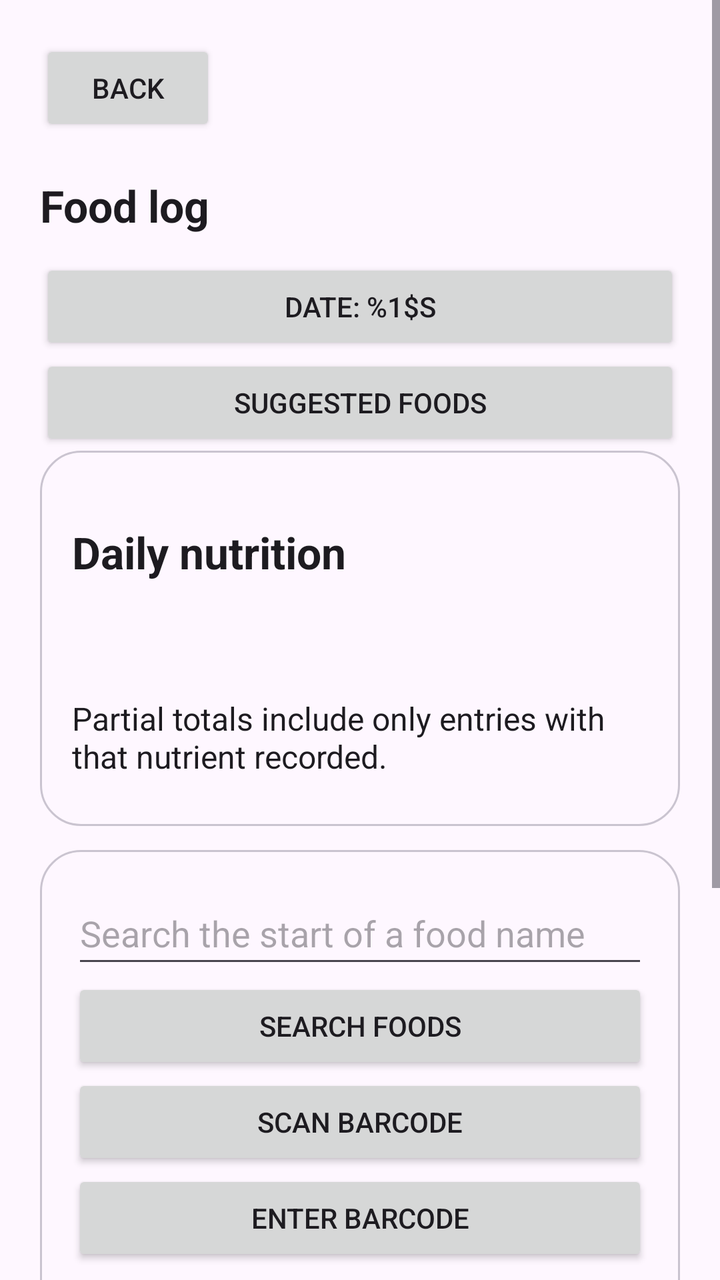
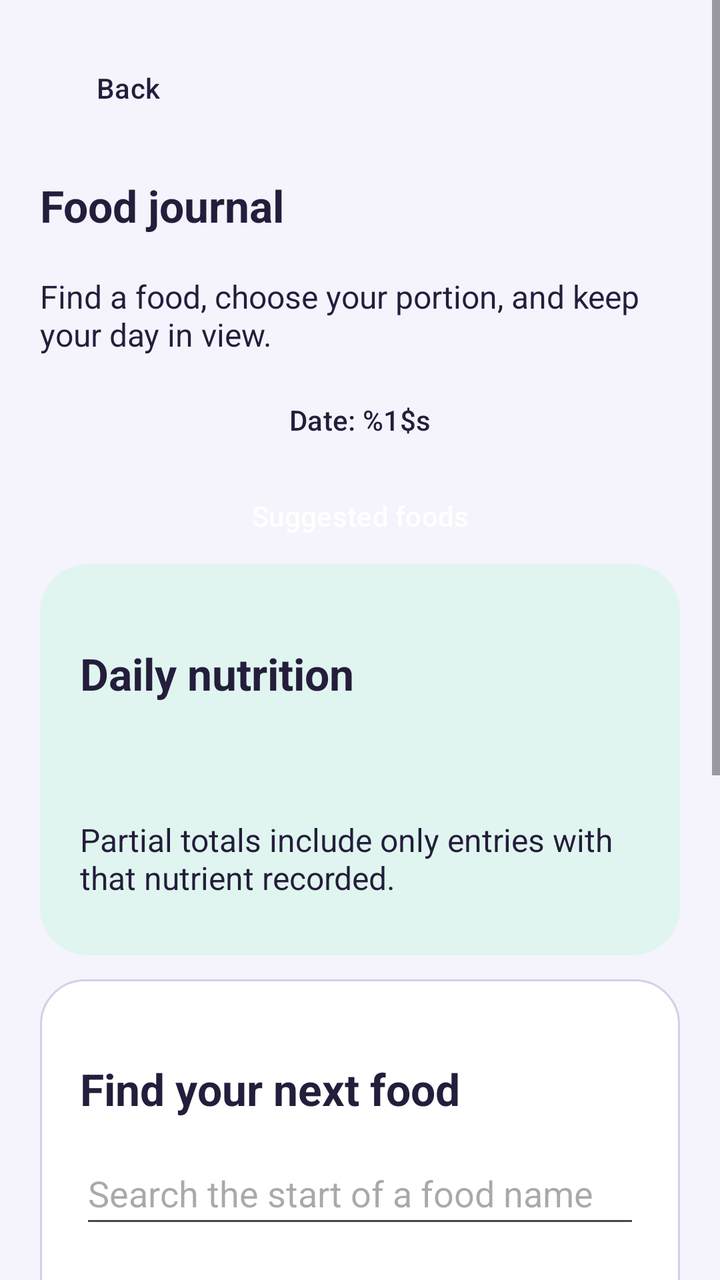

Two renders of the same Android screen: before a commit and after it. Below are the layout's source before the change and the commit's diff.
<!-- AndroidManifest.xml: application theme Theme.FitnessBalance -->
<!-- res/layout/activity_food_log_redesign.xml -->
<?xml version="1.0" encoding="utf-8"?>
<ScrollView xmlns:android="http://schemas.android.com/apk/res/android"
    android:id="@+id/foodRoot"
    android:layout_width="match_parent"
    android:layout_height="match_parent"
    android:fillViewport="true"
    android:background="?android:attr/colorBackground">

    <LinearLayout
        android:layout_width="match_parent"
        android:layout_height="wrap_content"
        android:orientation="vertical"
        android:padding="20dp">

        <Button
            android:id="@+id/foodBack"
            android:layout_width="wrap_content"
            android:layout_height="wrap_content"
            android:text="@string/back" />

        <TextView
            style="@style/FoodHeading"
            android:text="@string/fl_title" />

        <Button
            android:id="@+id/foodDate"
            android:layout_width="match_parent"
            android:layout_height="wrap_content"
            android:text="@string/fl_date"
            android:visibility="visible" />

        <Button
            android:id="@+id/foodSuggestions"
            android:layout_width="match_parent"
            android:layout_height="wrap_content"
            android:text="@string/fr_title" />

        <LinearLayout style="@style/FoodPanel">

            <TextView
                style="@style/FoodHeading"
                android:text="@string/fl_summary" />

            <TextView
                android:id="@+id/foodDailyTotals"
                style="@style/FoodBody" />

            <TextView
                style="@style/FoodBody"
                android:text="@string/fl_partial_note" />

        </LinearLayout>

        <LinearLayout style="@style/FoodPanel">

            <EditText
                android:id="@+id/foodSearchInput"
                android:layout_width="match_parent"
                android:layout_height="wrap_content"
                android:minHeight="48dp"
                android:hint="@string/fl_search_hint"
                android:inputType="text"
                android:imeOptions="actionSearch"
                android:maxLines="1" />

            <Button
                android:id="@+id/foodSearchButton"
                android:layout_width="match_parent"
                android:layout_height="wrap_content"
                android:text="@string/fl_search" />

            <Button
                android:id="@+id/foodBarcodeScan"
                android:layout_width="match_parent"
                android:layout_height="wrap_content"
                android:text="@string/bc_scan" />

            <Button
                android:id="@+id/foodBarcodeEnter"
                android:layout_width="match_parent"
                android:layout_height="wrap_content"
                android:text="@string/bc_enter" />

            <TextView
                style="@style/FoodBody"
                android:text="@string/fl_prefix_note" />

            <TextView
                android:id="@+id/foodSearchStatus"
                style="@style/FoodBody"
                android:accessibilityLiveRegion="polite" />

            <LinearLayout
                android:id="@+id/foodSearchResults"
                android:layout_width="match_parent"
                android:layout_height="wrap_content"
                android:orientation="vertical" />

            <Button
                android:id="@+id/foodMore"
                android:layout_width="match_parent"
                android:layout_height="wrap_content"
                android:text="@string/fl_more"
                android:visibility="gone" />

        </LinearLayout>

        <Button android:id="@+id/foodSavedMeals"
            android:layout_width="match_parent" android:layout_height="wrap_content"
            android:text="@string/library_title" />

        <TextView
            style="@style/FoodHeading"
            android:text="@string/fl_history" />

        <TextView
            android:id="@+id/foodHistoryStatus"
            style="@style/FoodBody"
            android:accessibilityLiveRegion="polite" />

        <Button
            android:id="@+id/foodRetry"
            android:layout_width="match_parent"
            android:layout_height="wrap_content"
            android:text="@string/fl_retry"
            android:visibility="gone" />

        <LinearLayout
            android:id="@+id/foodHistory"
            android:layout_width="match_parent"
            android:layout_height="wrap_content"
            android:orientation="vertical" />

    </LinearLayout>

</ScrollView>
<!-- resources referenced by this layout -->
<resources>
  <string name="back">Back</string>
  <string name="bc_enter">Enter barcode</string>
  <string name="bc_scan">Scan barcode</string>
  <string name="fl_date">Date: %1$s</string>
  <string name="fl_history">Logged foods</string>
  <string name="fl_more">Load more</string>
  <string name="fl_partial_note">Partial totals include only entries with that nutrient recorded.</string>
  <string name="fl_prefix_note">Search by the beginning of a name, for example “barley”.</string>
  <string name="fl_retry">Retry loading log</string>
  <string name="fl_search">Search foods</string>
  <string name="fl_search_hint">Search the start of a food name</string>
  <string name="fl_summary">Daily nutrition</string>
  <string name="fl_title">Food log</string>
  <string name="fr_title">Suggested foods</string>
  <string name="library_title">Meals and recipes</string>
  <style name="FoodBody">
          <item name="android:layout_width">match_parent</item>
          <item name="android:layout_height">wrap_content</item>
          <item name="android:textSize">16sp</item>
          <item name="android:paddingTop">8dp</item>
          <item name="android:paddingBottom">8dp</item>
          <item name="android:textColor">?android:attr/textColorPrimary</item>
      </style>
  <style name="FoodHeading">
          <item name="android:layout_width">match_parent</item>
          <item name="android:layout_height">wrap_content</item>
          <item name="android:textSize">22sp</item>
          <item name="android:textStyle">bold</item>
          <item name="android:layout_marginTop">20dp</item>
          <item name="android:layout_marginBottom">12dp</item>
          <item name="android:textColor">?android:attr/textColorPrimary</item>
      </style>
  <style name="FoodPanel">
          <item name="android:layout_width">match_parent</item>
          <item name="android:layout_height">wrap_content</item>
          <item name="android:orientation">vertical</item>
          <item name="android:padding">16dp</item>
          <item name="android:layout_marginBottom">12dp</item>
          <item name="android:background">@drawable/food_panel</item>
      </style>
  <style name="Theme.FitnessBalance" parent="Base.Theme.FitnessBalance" />
  <!-- drawable food_panel (drawable) -->
  <?xml version="1.0" encoding="utf-8"?>
  <shape xmlns:android="http://schemas.android.com/apk/res/android">
      <solid android:color="?attr/colorSurface" />
      <corners android:radius="20dp" />
      <stroke
          android:width="1dp"
          android:color="?attr/colorOutlineVariant" />
  </shape>
  <color name="primary_color">#4CAF50</color>
  <color name="white">#FFFFFFFF</color>
  <color name="purple_500">#FF6200EE</color>
  <!-- unchanged entries left out for length: 1 -->
</resources>

<!-- the commit's change to res/layout/activity_food_log_redesign.xml (unified diff, before → after) -->
@@ -4,7 +4,7 @@
     android:layout_width="match_parent"
     android:layout_height="match_parent"
     android:fillViewport="true"
-    android:background="?android:attr/colorBackground">
+    android:background="@color/gm_canvas">
 
     <LinearLayout
         android:layout_width="match_parent"
@@ -12,7 +12,7 @@
         android:orientation="vertical"
         android:padding="20dp">
 
-        <Button
+        <Button style="@style/FoodSecondaryAction"
             android:id="@+id/foodBack"
             android:layout_width="wrap_content"
             android:layout_height="wrap_content"
@@ -20,22 +20,23 @@
 
         <TextView
             style="@style/FoodHeading"
-            android:text="@string/fl_title" />
+            android:text="@string/ui_food_title" />
 
-        <Button
+        <TextView style="@style/FoodBody" android:text="@string/ui_food_intro" />
+        <Button style="@style/FoodSecondaryAction"
             android:id="@+id/foodDate"
             android:layout_width="match_parent"
             android:layout_height="wrap_content"
             android:text="@string/fl_date"
             android:visibility="visible" />
 
-        <Button
+        <Button style="@style/FoodPrimaryAction"
             android:id="@+id/foodSuggestions"
             android:layout_width="match_parent"
             android:layout_height="wrap_content"
             android:text="@string/fr_title" />
 
-        <LinearLayout style="@style/FoodPanel">
+        <LinearLayout style="@style/FoodPanel" android:background="@drawable/reward_panel_teal">
 
             <TextView
                 style="@style/FoodHeading"
@@ -53,6 +54,7 @@
 
         <LinearLayout style="@style/FoodPanel">
 
+            <TextView style="@style/FoodHeading" android:text="@string/ui_food_find" />
             <EditText
                 android:id="@+id/foodSearchInput"
                 android:layout_width="match_parent"
@@ -63,19 +65,19 @@
                 android:imeOptions="actionSearch"
                 android:maxLines="1" />
 
-            <Button
+            <Button style="@style/FoodPrimaryAction"
                 android:id="@+id/foodSearchButton"
                 android:layout_width="match_parent"
                 android:layout_height="wrap_content"
                 android:text="@string/fl_search" />
 
-            <Button
+            <Button style="@style/FoodSecondaryAction"
                 android:id="@+id/foodBarcodeScan"
                 android:layout_width="match_parent"
                 android:layout_height="wrap_content"
                 android:text="@string/bc_scan" />
 
-            <Button
+            <Button style="@style/FoodSecondaryAction"
                 android:id="@+id/foodBarcodeEnter"
                 android:layout_width="match_parent"
                 android:layout_height="wrap_content"
@@ -96,7 +98,7 @@
                 android:layout_height="wrap_content"
                 android:orientation="vertical" />
 
-            <Button
+            <Button style="@style/FoodPrimaryAction"
                 android:id="@+id/foodMore"
                 android:layout_width="match_parent"
                 android:layout_height="wrap_content"
@@ -105,7 +107,7 @@
 
         </LinearLayout>
 
-        <Button android:id="@+id/foodSavedMeals"
+        <Button style="@style/FoodPrimaryAction" android:id="@+id/foodSavedMeals"
             android:layout_width="match_parent" android:layout_height="wrap_content"
             android:text="@string/library_title" />
 
@@ -118,7 +120,7 @@
             style="@style/FoodBody"
             android:accessibilityLiveRegion="polite" />
 
-        <Button
+        <Button style="@style/FoodPrimaryAction"
             android:id="@+id/foodRetry"
             android:layout_width="match_parent"
             android:layout_height="wrap_content"
<!-- resource entries referenced after the edit -->
@@ -1,5 +1,8 @@
 <!-- resources referenced by this layout -->
 <resources>
+  <color name="gm_canvas">#F5F3FC</color>
+  <!-- drawable reward_panel_teal (drawable) -->
+  <shape xmlns:android="http://schemas.android.com/apk/res/android"><solid android:color="@color/gm_teal_soft"/><corners android:radius="24dp"/><padding android:left="20dp" android:top="20dp" android:right="20dp" android:bottom="20dp"/></shape>
   <string name="back">Back</string>
   <string name="bc_enter">Enter barcode</string>
   <string name="bc_scan">Scan barcode</string>
@@ -12,16 +15,18 @@
   <string name="fl_search">Search foods</string>
   <string name="fl_search_hint">Search the start of a food name</string>
   <string name="fl_summary">Daily nutrition</string>
-  <string name="fl_title">Food log</string>
   <string name="fr_title">Suggested foods</string>
   <string name="library_title">Meals and recipes</string>
+  <string name="ui_food_find">Find your next food</string>
+  <string name="ui_food_intro">Find a food, choose your portion, and keep your day in view.</string>
+  <string name="ui_food_title">Food journal</string>
   <style name="FoodBody">
           <item name="android:layout_width">match_parent</item>
           <item name="android:layout_height">wrap_content</item>
           <item name="android:textSize">16sp</item>
           <item name="android:paddingTop">8dp</item>
           <item name="android:paddingBottom">8dp</item>
-          <item name="android:textColor">?android:attr/textColorPrimary</item>
+          <item name="android:textColor">@color/gm_ink</item>
       </style>
   <style name="FoodHeading">
           <item name="android:layout_width">match_parent</item>
@@ -30,26 +35,32 @@
           <item name="android:textStyle">bold</item>
           <item name="android:layout_marginTop">20dp</item>
           <item name="android:layout_marginBottom">12dp</item>
-          <item name="android:textColor">?android:attr/textColorPrimary</item>
+          <item name="android:textColor">@color/gm_ink</item>
       </style>
   <style name="FoodPanel">
           <item name="android:layout_width">match_parent</item>
           <item name="android:layout_height">wrap_content</item>
           <item name="android:orientation">vertical</item>
-          <item name="android:padding">16dp</item>
+          <item name="android:padding">20dp</item>
           <item name="android:layout_marginBottom">12dp</item>
           <item name="android:background">@drawable/food_panel</item>
       </style>
+  <style name="FoodPrimaryAction" parent="Widget.Material3.Button">
+        <item name="android:minHeight">48dp</item><item name="android:textAllCaps">false</item>
+        <item name="backgroundTint">@color/journal_primary</item><item name="android:backgroundTint">@color/journal_primary</item>
+        <item name="android:textColor">@color/journal_primary_text</item><item name="cornerRadius">16dp</item>
+      </style>
+  <style name="FoodSecondaryAction" parent="FoodPrimaryAction">
+        <item name="backgroundTint">@color/journal_secondary</item><item name="android:backgroundTint">@color/journal_secondary</item>
+        <item name="android:textColor">@color/journal_secondary_text</item>
+      </style>
   <style name="Theme.FitnessBalance" parent="Base.Theme.FitnessBalance" />
+  <color name="gm_teal_soft">#E0F5EF</color>
+  <color name="gm_ink">#241D3B</color>
   <!-- drawable food_panel (drawable) -->
-  <?xml version="1.0" encoding="utf-8"?>
-  <shape xmlns:android="http://schemas.android.com/apk/res/android">
-      <solid android:color="?attr/colorSurface" />
-      <corners android:radius="20dp" />
-      <stroke
-          android:width="1dp"
-          android:color="?attr/colorOutlineVariant" />
-  </shape>
+  <shape xmlns:android="http://schemas.android.com/apk/res/android"><solid android:color="@color/gm_surface"/><stroke android:width="1dp" android:color="@color/gm_border"/><corners android:radius="22dp"/></shape>
+  <color name="gm_surface">#FFFFFF</color>
+  <color name="gm_border">#D8CDEB</color>
   <color name="primary_color">#4CAF50</color>
   <color name="white">#FFFFFFFF</color>
   <color name="purple_500">#FF6200EE</color>
